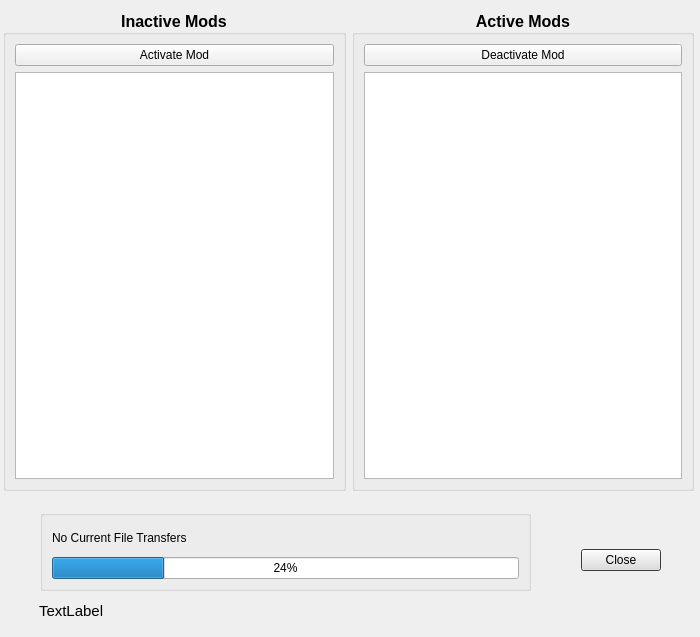
The window that modules/ModManager.ui (rainmakerv3/BB_Launcher) describes before a commit, drawn with Qt 5.
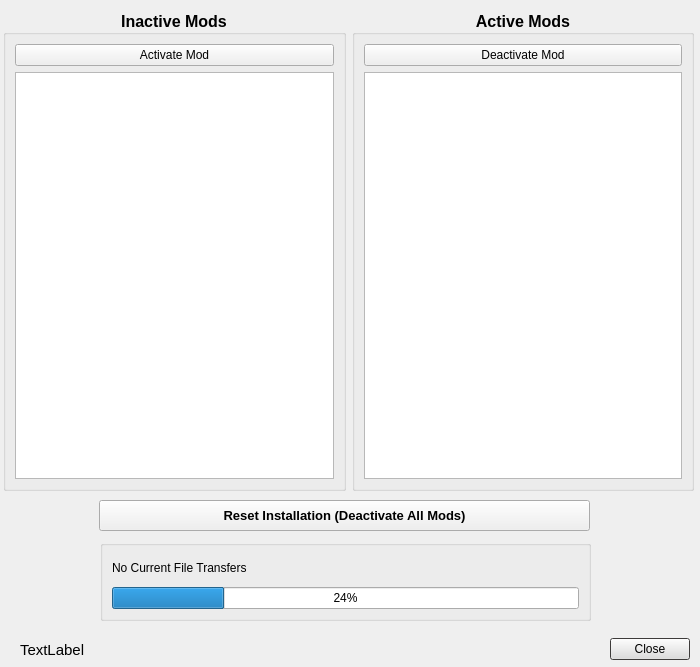
The same window after the commit.

Commit message: add mods reset button, tweak ui

The edit to the form file:
```diff
--- a/modules/ModManager.ui
+++ b/modules/ModManager.ui
@@ -7,7 +7,7 @@
     <x>0</x>
     <y>0</y>
     <width>700</width>
-    <height>637</height>
+    <height>667</height>
    </rect>
   </property>
   <property name="windowTitle">
@@ -170,8 +170,8 @@
   <widget class="QGroupBox" name="groupBox_3">
    <property name="geometry">
     <rect>
-     <x>40</x>
-     <y>510</y>
+     <x>100</x>
+     <y>540</y>
      <width>491</width>
      <height>81</height>
     </rect>
@@ -199,10 +199,10 @@
   <widget class="QDialogButtonBox" name="buttonBox">
    <property name="geometry">
     <rect>
-     <x>580</x>
-     <y>530</y>
+     <x>609</x>
+     <y>634</y>
      <width>81</width>
-     <height>61</height>
+     <height>31</height>
     </rect>
    </property>
    <property name="sizePolicy">
@@ -251,18 +251,34 @@
     <set>QDialogButtonBox::StandardButton::Close</set>
    </property>
   </widget>
-  <widget class="QWidget" name="verticalLayoutWidget">
+  <widget class="QPushButton" name="ResetButton">
    <property name="geometry">
     <rect>
-     <x>39</x>
-     <y>590</y>
-     <width>641</width>
-     <height>41</height>
+     <x>99</x>
+     <y>500</y>
+     <width>491</width>
+     <height>31</height>
     </rect>
    </property>
-   <layout class="QVBoxLayout" name="verticalLayout_4">
-    <item>
+   <property name="font">
+    <font>
+     <pointsize>10</pointsize>
+     <bold>true</bold>
+    </font>
+   </property>
+   <property name="text">
+    <string>Reset Installation (Deactivate All Mods)</string>
+   </property>
+  </widget>
      <widget class="QLabel" name="ModHelpLabel">
+   <property name="geometry">
+    <rect>
+     <x>20</x>
+     <y>630</y>
+     <width>571</width>
+     <height>39</height>
+    </rect>
+   </property>
       <property name="font">
        <font>
         <pointsize>11</pointsize>
@@ -275,9 +291,6 @@
       <property name="openExternalLinks">
        <bool>false</bool>
       </property>
-     </widget>
-    </item>
-   </layout>
   </widget>
  </widget>
  <resources/>
```
Lines whose indentation alone changed are shown as unchanged. The commit also changes 2 other files.
